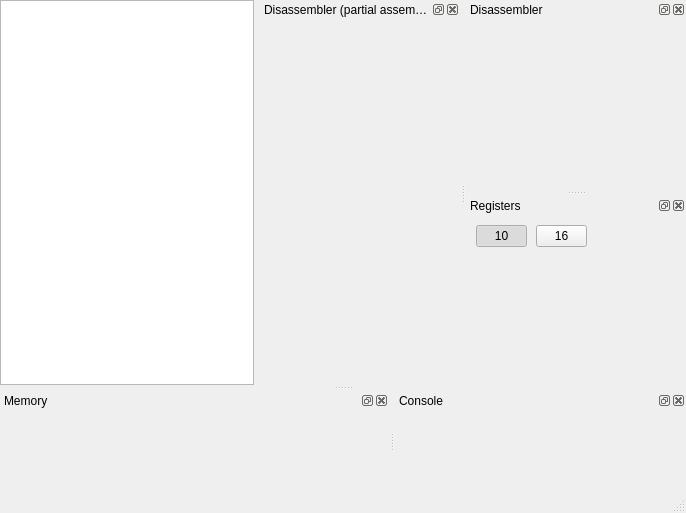
Above: ui/mainwindow.ui from ProfessorShaban/risc-v-simulator before the change. Below: the same form after it.
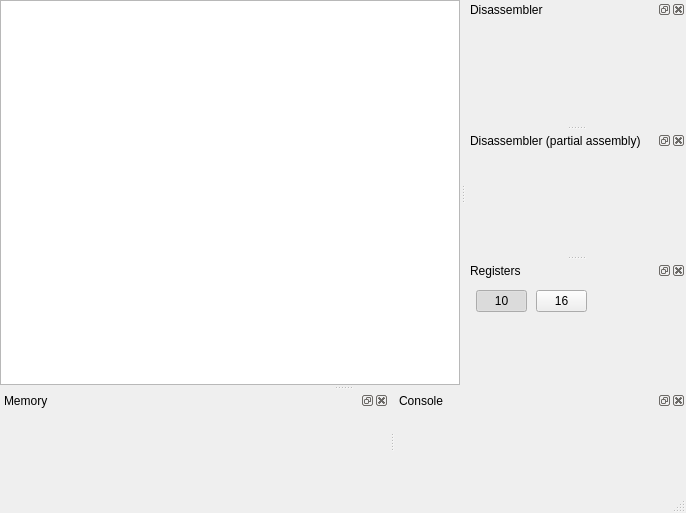
That is the form after the change. Custom widgets are drawn as their Qt base class.

Commit message: Partial assembly progress

What changed in the file:
```diff
--- a/ui/mainwindow.ui
+++ b/ui/mainwindow.ui
@@ -43,35 +43,6 @@
       </property>
      </widget>
     </item>
-    <item>
-     <widget class="QDockWidget" name="dockWidgetDisassembler2">
-      <property name="minimumSize">
-       <size>
-        <width>200</width>
-        <height>100</height>
-       </size>
-      </property>
-      <property name="baseSize">
-       <size>
-        <width>200</width>
-        <height>150</height>
-       </size>
-      </property>
-      <property name="floating">
-       <bool>false</bool>
-      </property>
-      <property name="features">
-       <set>QDockWidget::AllDockWidgetFeatures</set>
-      </property>
-      <property name="allowedAreas">
-       <set>Qt::AllDockWidgetAreas</set>
-      </property>
-      <property name="windowTitle">
-       <string>Disassembler (partial assembly)</string>
-      </property>
-      <widget class="QWidget" name="dockWidgetContents_5"/>
-     </widget>
-    </item>
    </layout>
   </widget>
   <widget class="QMenuBar" name="menuBar">
@@ -115,6 +86,36 @@
    </attribute>
    <widget class="QWidget" name="dockWidgetContents_4"/>
   </widget>
+  <widget class="QDockWidget" name="dockWidgetDisassembler2">
+   <property name="minimumSize">
+    <size>
+     <width>200</width>
+     <height>100</height>
+    </size>
+   </property>
+   <property name="baseSize">
+    <size>
+     <width>200</width>
+     <height>150</height>
+    </size>
+   </property>
+   <property name="floating">
+    <bool>false</bool>
+   </property>
+   <property name="features">
+    <set>QDockWidget::AllDockWidgetFeatures</set>
+   </property>
+   <property name="allowedAreas">
+    <set>Qt::AllDockWidgetAreas</set>
+   </property>
+   <property name="windowTitle">
+    <string>Disassembler (partial assembly)</string>
+   </property>
+   <attribute name="dockWidgetArea">
+    <number>2</number>
+   </attribute>
+   <widget class="QWidget" name="dockWidgetContents_5"/>
+  </widget>
   <widget class="QDockWidget" name="dockWidgetRegisters">
    <property name="minimumSize">
     <size>
```
The commit also changes 13 other files.
